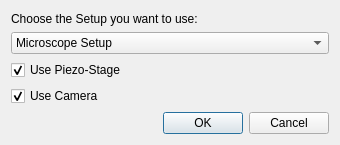
sdickreuter/SCNR2, file gui/startup.ui: the form before one commit.
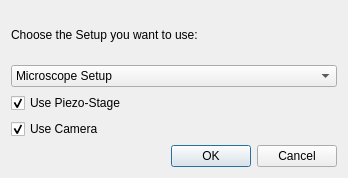
The form after the commit.

```diff
--- a/gui/startup.ui
+++ b/gui/startup.ui
@@ -6,8 +6,8 @@
    <rect>
     <x>0</x>
     <y>0</y>
-    <width>340</width>
-    <height>145</height>
+    <width>348</width>
+    <height>178</height>
    </rect>
   </property>
   <property name="windowTitle">
```
